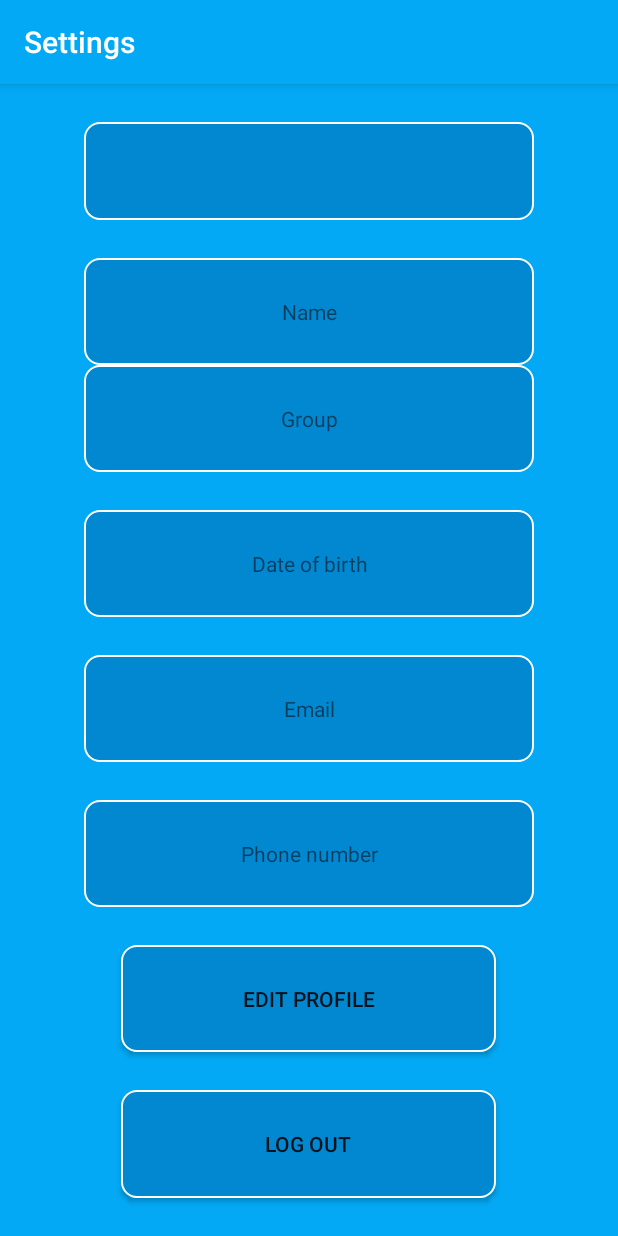
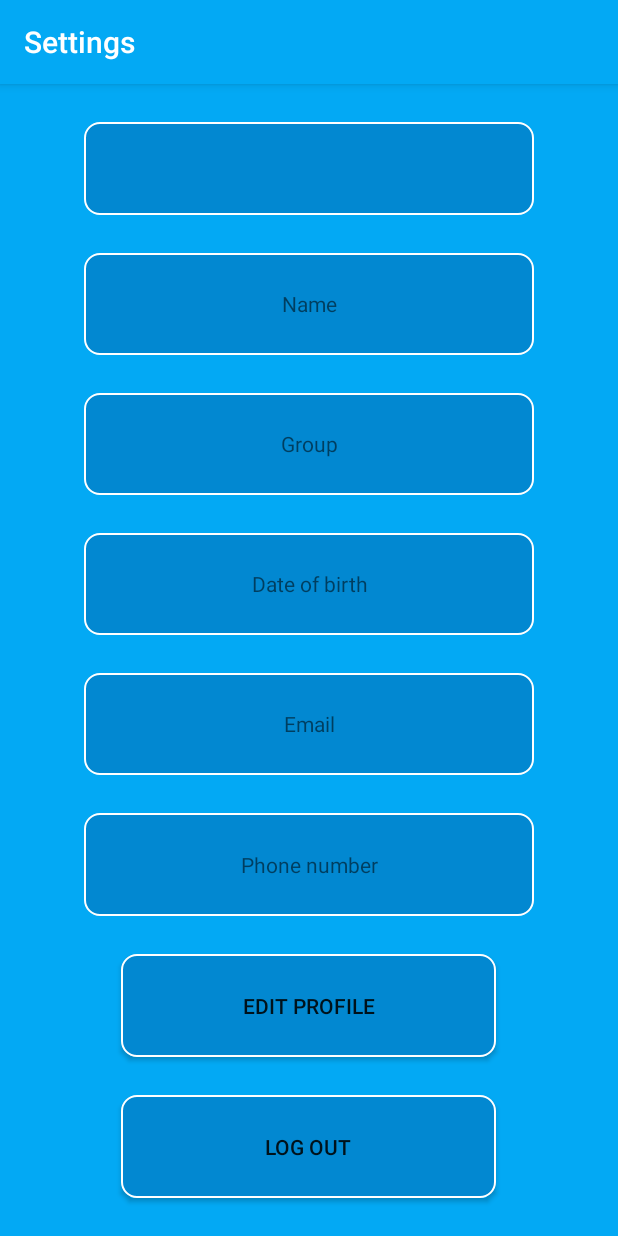
Before and after one commit to Kitilonom/NeHouse, an Android app: the Settings screen opened directly, with no data from a screen before it, on a phone screen of 412 x 824 dp. Run offline under Robolectric (Android 15) with nearby library versions, the phone set to English and light mode, and no system bars; our stand-ins replace Firebase (no records; nobody signed in at launch, a user with empty details on screens opened directly); 5 statements that could not run were skipped.

Commit message:
Update settings.xml

```diff
--- a/app/src/main/res/layout/settings.xml
+++ b/app/src/main/res/layout/settings.xml
@@ -29,6 +29,7 @@
     <TextView
         android:id="@+id/GroupName"
         android:gravity="center"
+        android:layout_marginTop="25dp"
         android:layout_height="25dp"
         android:layout_width="300dp"
         android:layout_weight="1"
```
